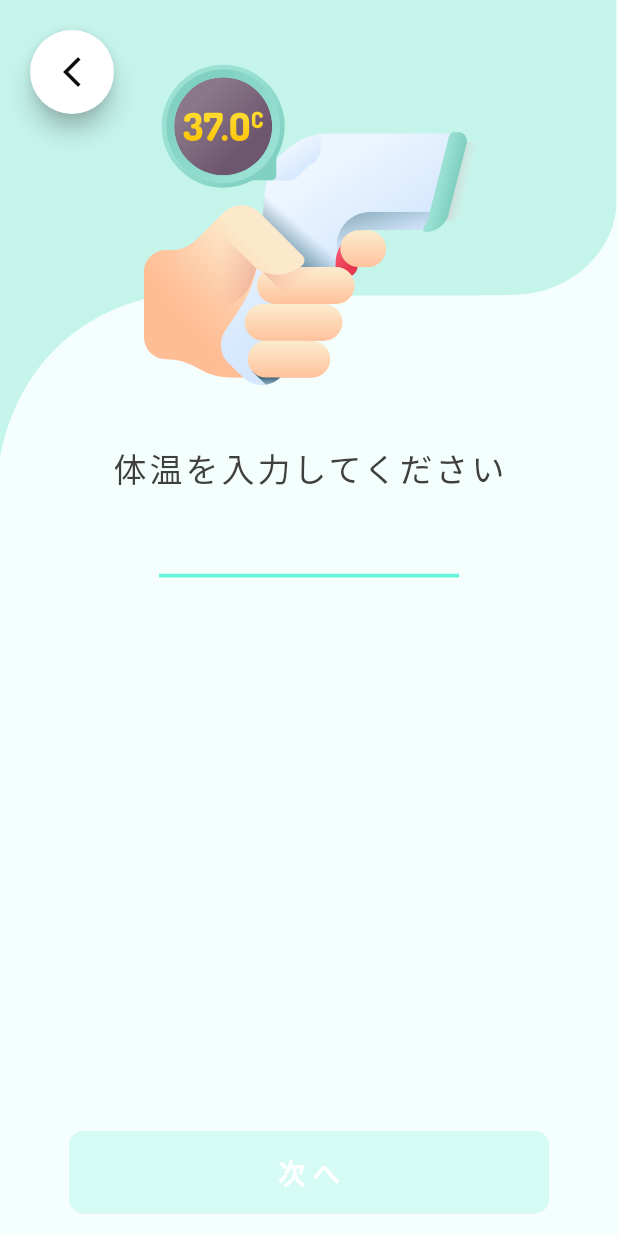
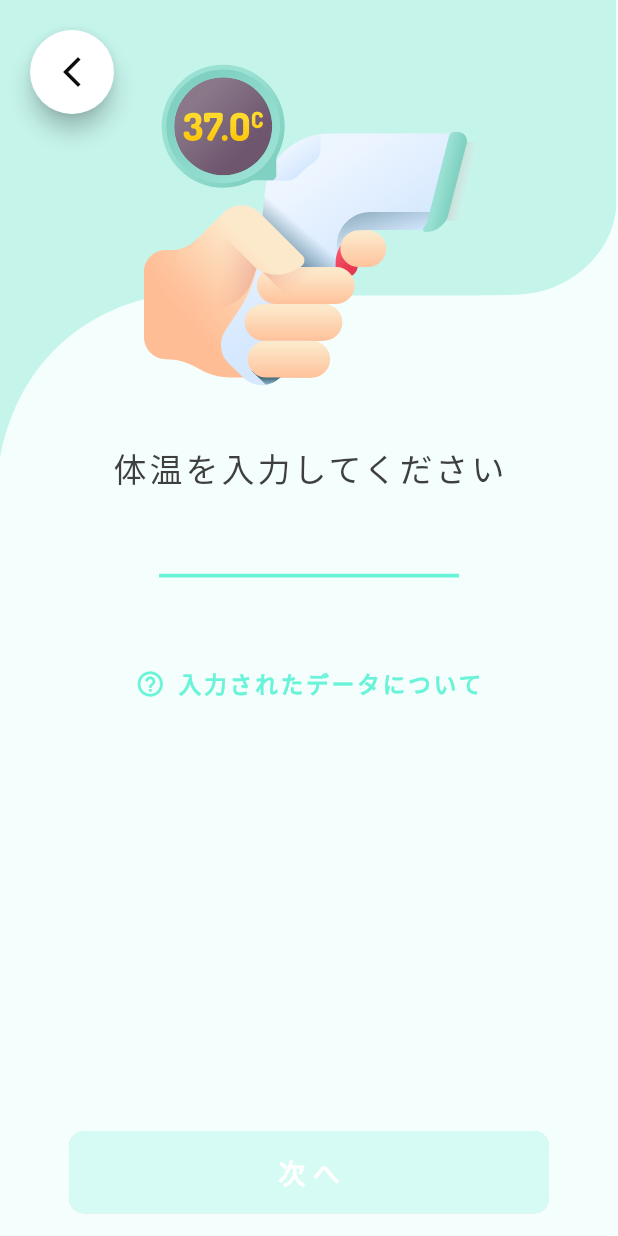
Before and after one commit to smpny7/okayama-univ-cacao-frontend, a Flutter app: the BodyTemperature screen opened by its route, on a phone screen of 412 x 824 dp. Run offline on Flutter 3.47's test engine with Material 2 defaults, Android fonts, the phone set to English and light mode, and no system bars; our stand-ins replace audioplayers, flutter_dotenv, flutter_svg, hexcolor, permission_handler, shared_preferences and 2 more; missing offline and left inert: nfc_manager, qr_code_scanner; accounts and stored records are empty.

Commit message:
Add: Guidelines for Health

```diff
--- a/lib/view/app.dart
+++ b/lib/view/app.dart
@@ -15,6 +15,7 @@ import 'modal/forceLeave.dart';
 import 'modal/leaveSuccessful.dart';
 import 'modal/networkError.dart';
 import 'page/contact.dart';
+import 'page/guidelinesForHealth.dart';
 import 'page/privacyPolicy.dart';
 import 'passwordAuthentication.dart';
 import 'qrAuthentication.dart';
@@ -47,6 +48,7 @@ class App extends StatelessWidget {
         '/MedicalConsultation': (BuildContext context) => MedicalConsultation(),
         '/Settings': (BuildContext context) => Settings(),
         '/PrivacyPolicy': (BuildContext context) => PrivacyPolicy(),
+        '/GuidelinesForHealth': (BuildContext context) => GuidelinesForHealth(),
         '/Contact': (BuildContext context) => Contact(),
         '/AuthenticationFailedModal': (BuildContext context) =>
             AuthenticationFailedModal(),
--- a/lib/view/bodyTemperature.dart
+++ b/lib/view/bodyTemperature.dart
@@ -4,6 +4,7 @@ import 'package:flutter_svg/flutter_svg.dart';
 import 'package:hexcolor/hexcolor.dart';
 
 import 'component/backFloatingButton.dart';
+import 'component/guidelineButton.dart';
 import 'medicalConsultation.dart';
 
 class BodyTemperature extends StatefulWidget {
@@ -74,7 +75,8 @@ class _BodyTemperatureState extends State<BodyTemperature> {
                               TextInputType.numberWithOptions(decimal: true),
                           inputFormatters: [
                             FilteringTextInputFormatter.allow(
-                                RegExp(r'[0-9.]')),
+                              RegExp(r'[0-9.]'),
+                            ),
                           ],
                           decoration: new InputDecoration(
                             counterText: '',
@@ -109,6 +111,8 @@ class _BodyTemperatureState extends State<BodyTemperature> {
                           },
                         ),
                       ),
+                      Container(height: 50),
+                      GuidelineButton(null, '入力されたデータについて'),
                       Container(height: 50),
                     ],
                   ),
--- /dev/null
+++ b/lib/view/component/guidelineButton.dart
@@ -0,0 +1,56 @@
+import 'package:flutter/cupertino.dart';
+import 'package:flutter/material.dart';
+import 'package:hexcolor/hexcolor.dart';
+
+class GuidelineButton extends StatelessWidget {
+  final IconData? buttonIcon;
+  final String? buttonTitle;
+
+  GuidelineButton(
+    this.buttonIcon,
+    this.buttonTitle,
+  );
+
+  @override
+  Widget build(BuildContext context) {
+    return Container(
+      child: Row(
+        mainAxisAlignment: MainAxisAlignment.center,
+        children: <Widget>[
+          TextButton.icon(
+            onPressed: () => Navigator.of(context).pushNamed('/GuidelinesForHealth'),
+            style: ButtonStyle(
+              minimumSize: MaterialStateProperty.all(Size.zero),
+              tapTargetSize: MaterialTapTargetSize.shrinkWrap,
+              padding: MaterialStateProperty.all<EdgeInsets>(
+                EdgeInsets.symmetric(horizontal: 25, vertical: 10),
+              ),
+              overlayColor: MaterialStateColor.resolveWith(
+                (states) => HexColor('#E9FFFB'),
+              ),
+              shape: MaterialStateProperty.all<RoundedRectangleBorder>(
+                RoundedRectangleBorder(
+                  borderRadius: BorderRadius.circular(10),
+                ),
+              ),
+            ),
+            icon: Icon(
+              buttonIcon ?? Icons.help_outline_rounded,
+              color: HexColor('#69F3D8'),
+              size: 20,
+            ),
+            label: Text(
+              buttonTitle ?? '',
+              style: TextStyle(
+                color: HexColor('#69F3D8'),
+                letterSpacing: 2,
+                fontWeight: FontWeight.bold,
+                fontSize: 15,
+              ),
+            ),
+          ),
+        ],
+      ),
+    );
+  }
+}
```
Also changed, not shown: lib/view/page/guidelinesForHealth.dart (added, +34 -0 lines), 1 other file.
